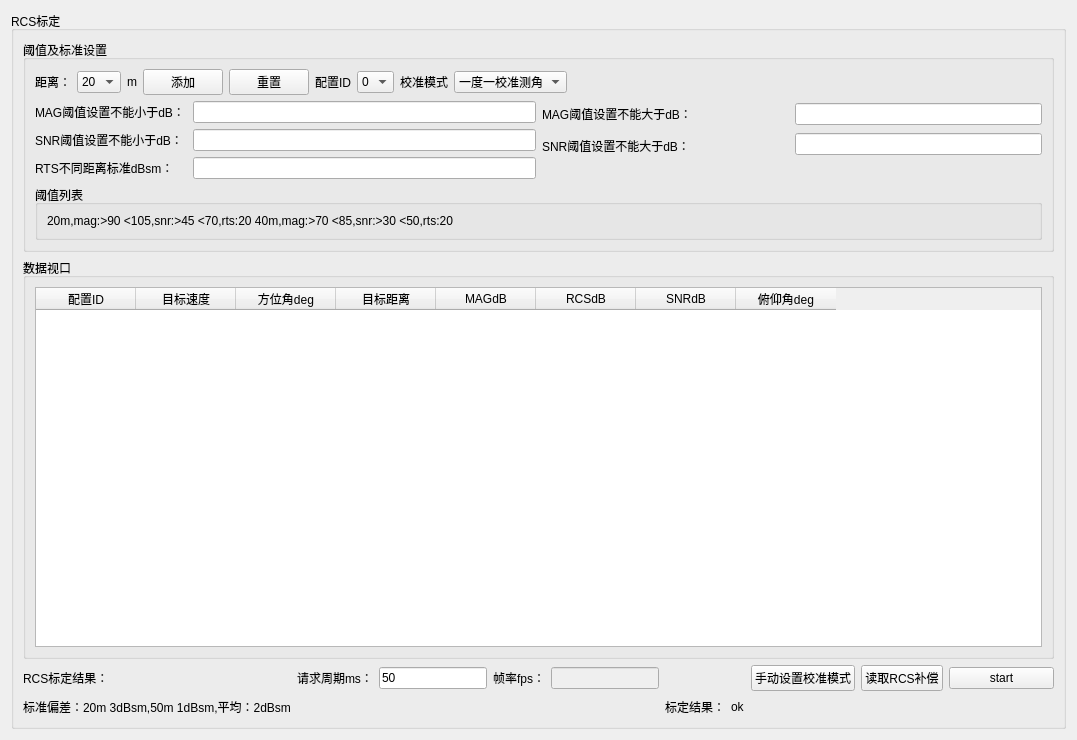
This is eol_calibration_window/eol_calibration_window.ui in aron566/EOL_CAN_Tool as Qt 5 draws it before an edit. The edited form follows.
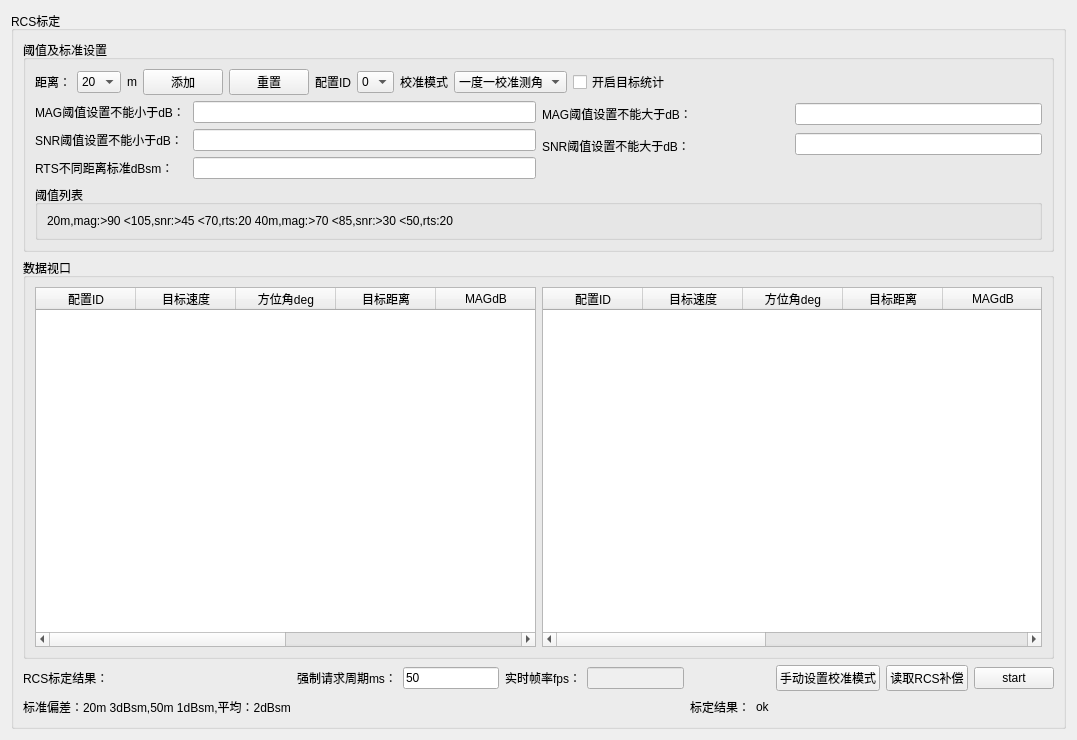
This is the edited form.

Commit message: <feat>: <v1.1.0 重构can消息接收显示，发送模块 增加rcs目标统计>

Diff of the .ui file:
```diff
--- a/eol_calibration_window/eol_calibration_window.ui
+++ b/eol_calibration_window/eol_calibration_window.ui
@@ -136,6 +136,13 @@
              </item>
             </widget>
            </item>
+           <item>
+            <widget class="QCheckBox" name="target_cnt_en_checkBox">
+             <property name="text">
+              <string>开启目标统计</string>
+             </property>
+            </widget>
+           </item>
            <item>
             <spacer name="horizontalSpacer">
              <property name="orientation">
@@ -294,7 +301,7 @@
       <item row="2" column="1">
        <widget class="QLabel" name="refresh_time_label">
         <property name="text">
-         <string>请求周期ms：</string>
+         <string>强制请求周期ms：</string>
         </property>
        </widget>
       </item>
@@ -364,13 +371,65 @@
            </column>
           </widget>
          </item>
+         <item row="0" column="1">
+          <widget class="QTableWidget" name="target_cnt_tableWidget">
+           <attribute name="verticalHeaderMinimumSectionSize">
+            <number>23</number>
+           </attribute>
+           <column>
+            <property name="text">
+             <string>配置ID</string>
+            </property>
+           </column>
+           <column>
+            <property name="text">
+             <string>目标速度</string>
+            </property>
+           </column>
+           <column>
+            <property name="text">
+             <string>方位角deg</string>
+            </property>
+           </column>
+           <column>
+            <property name="text">
+             <string>目标距离</string>
+            </property>
+           </column>
+           <column>
+            <property name="text">
+             <string>MAGdB</string>
+            </property>
+           </column>
+           <column>
+            <property name="text">
+             <string>RCSdB</string>
+            </property>
+           </column>
+           <column>
+            <property name="text">
+             <string>SNRdB</string>
+            </property>
+           </column>
+           <column>
+            <property name="text">
+             <string>俯仰角deg</string>
+            </property>
+           </column>
+           <column>
+            <property name="text">
+             <string>目标存在率</string>
+            </property>
+           </column>
+          </widget>
+         </item>
         </layout>
        </widget>
       </item>
       <item row="2" column="3">
        <widget class="QLabel" name="fps_label">
         <property name="text">
-         <string>帧率fps：</string>
+         <string>实时帧率fps：</string>
         </property>
        </widget>
       </item>
```
Left out of the diff: 2 changed lines with no effect on the pictures. The commit also changes 10 other files.
